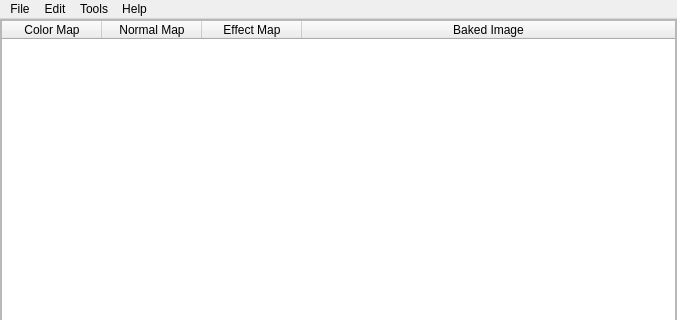
Qt form spritebuilder.ui (pdJeeves/SpriteBuilder) before a commit; both pictures show x 0 to 677 and y 0 to 320 of the 677 by 521 pixel window.
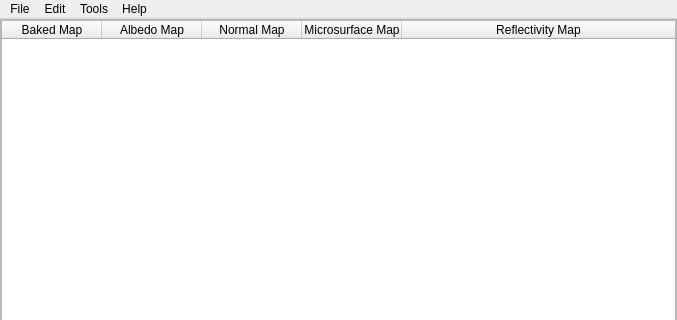
The same form after that commit. Icons and pictures are not drawn. Custom widgets are drawn as their Qt base class.

```diff
--- a/spritebuilder.ui
+++ b/spritebuilder.ui
@@ -84,7 +84,7 @@
            <enum>QAbstractItemView::ScrollPerPixel</enum>
           </property>
           <property name="columnCount">
-           <number>4</number>
+           <number>5</number>
           </property>
           <attribute name="horizontalHeaderCascadingSectionResizes">
            <bool>true</bool>
@@ -97,7 +97,12 @@
           </attribute>
           <column>
            <property name="text">
-            <string>Color Map</string>
+            <string>Baked Map</string>
+           </property>
+          </column>
+          <column>
+           <property name="text">
+            <string>Albedo Map</string>
            </property>
           </column>
           <column>
@@ -107,12 +112,12 @@
           </column>
           <column>
            <property name="text">
-            <string>Effect Map</string>
+            <string>Microsurface Map</string>
            </property>
           </column>
           <column>
            <property name="text">
-            <string>Baked Image</string>
+            <string>Reflectivity Map</string>
            </property>
           </column>
          </widget>
```
Left out of the diff: 21 changed lines with no effect on the pictures.
